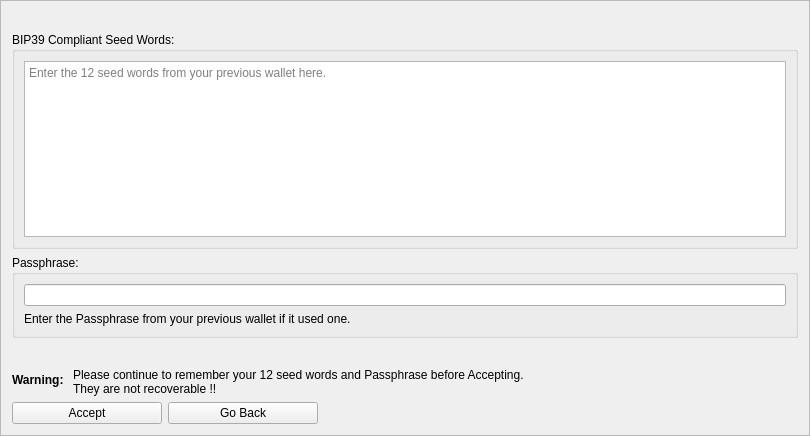
This is src/qt/forms/mnemonicdialog3.ui in RavenProject/Ravencoin as Qt 5 draws it before an edit. The edited form follows.
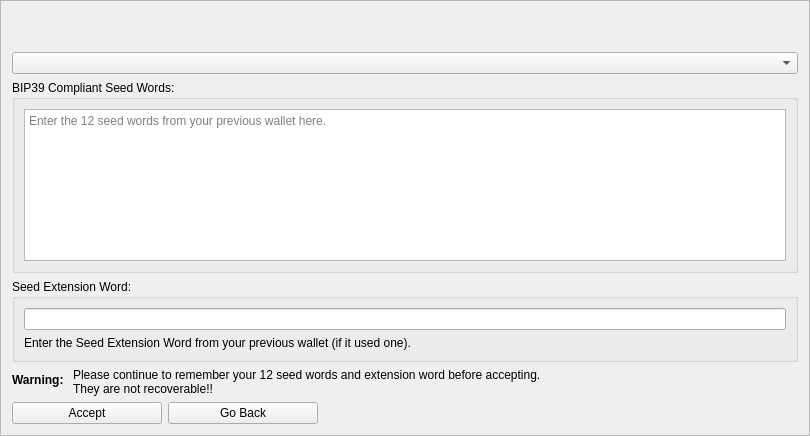
This is the edited form.

What changed in the file:
```diff
--- a/src/qt/forms/mnemonicdialog3.ui
+++ b/src/qt/forms/mnemonicdialog3.ui
@@ -117,6 +117,106 @@
       <string/>
      </property>
     </widget>
+   </item>   
+   <item><widget class="QLabel" name="lblWarningJapanese">
+     <property name="palette">
+      <palette>
+       <active>
+        <colorrole role="WindowText">
+         <brush brushstyle="SolidPattern">
+          <color alpha="255">
+           <red>239</red>
+           <green>41</green>
+           <blue>41</blue>
+          </color>
+         </brush>
+        </colorrole>
+        <colorrole role="Text">
+         <brush brushstyle="SolidPattern">
+          <color alpha="255">
+           <red>239</red>
+           <green>41</green>
+           <blue>41</blue>
+          </color>
+         </brush>
+        </colorrole>
+        <colorrole role="ButtonText">
+         <brush brushstyle="SolidPattern">
+          <color alpha="255">
+           <red>239</red>
+           <green>41</green>
+           <blue>41</blue>
+          </color>
+         </brush>
+        </colorrole>
+       </active>
+       <inactive>
+        <colorrole role="WindowText">
+         <brush brushstyle="SolidPattern">
+          <color alpha="255">
+           <red>239</red>
+           <green>41</green>
+           <blue>41</blue>
+          </color>
+         </brush>
+        </colorrole>
+        <colorrole role="Text">
+         <brush brushstyle="SolidPattern">
+          <color alpha="255">
+           <red>239</red>
+           <green>41</green>
+           <blue>41</blue>
+          </color>
+         </brush>
+        </colorrole>
+        <colorrole role="ButtonText">
+         <brush brushstyle="SolidPattern">
+          <color alpha="255">
+           <red>239</red>
+           <green>41</green>
+           <blue>41</blue>
+          </color>
+         </brush>
+        </colorrole>
+       </inactive>
+       <disabled>
+        <colorrole role="WindowText">
+         <brush brushstyle="SolidPattern">
+          <color alpha="255">
+           <red>190</red>
+           <green>190</green>
+           <blue>190</blue>
+          </color>
+         </brush>
+        </colorrole>
+        <colorrole role="Text">
+         <brush brushstyle="SolidPattern">
+          <color alpha="255">
+           <red>190</red>
+           <green>190</green>
+           <blue>190</blue>
+          </color>
+         </brush>
+        </colorrole>
+        <colorrole role="ButtonText">
+         <brush brushstyle="SolidPattern">
+          <color alpha="255">
+           <red>190</red>
+           <green>190</green>
+           <blue>190</blue>
+          </color>
+         </brush>
+        </colorrole>
+       </disabled>
+      </palette>
+     </property>
+     <property name="text">
+      <string/>
+     </property>
+    </widget>
+   </item> 
+   <item>     
+    <widget class="QComboBox" name="languageSeedWords"/>
    </item>
    <item>
     <widget class="QGroupBox" name="groupBox">
@@ -153,7 +253,7 @@
    <item>
     <widget class="QGroupBox" name="groupBox_2">
      <property name="title">
-      <string>Passphrase:</string>
+      <string>Seed Extension Word:</string>
      </property>
      <layout class="QVBoxLayout" name="verticalLayout_2">
       <item>
@@ -166,7 +266,7 @@
       <item>
        <widget class="QLabel" name="passwordLabel">
         <property name="text">
-         <string>Enter the Passphrase from your previous wallet if it used one.</string>
+         <string>Enter the Seed Extension Word from your previous wallet (if it used one).</string>
         </property>
        </widget>
       </item>
@@ -204,8 +304,8 @@
      <item row="1" column="1">
       <widget class="QLabel" name="label_2">
        <property name="text">
-        <string>Please continue to remember your 12 seed words and Passphrase before Accepting.
-They are not recoverable !!</string>
+        <string>Please continue to remember your 12 seed words and extension word before accepting.
+They are not recoverable!!</string>
        </property>
       </widget>
      </item>
```
Left out of the diff: 2 changed lines with no effect on the pictures.
